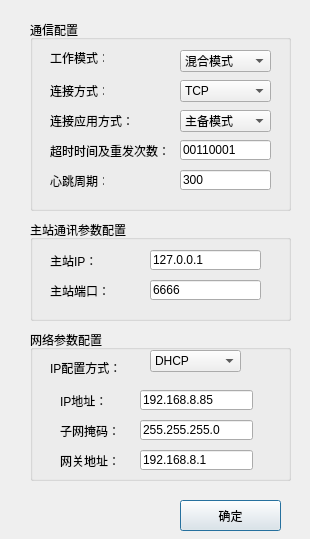
CLP0037/UtilizationDevTesting, file paramset_internet.ui: the form before one commit.
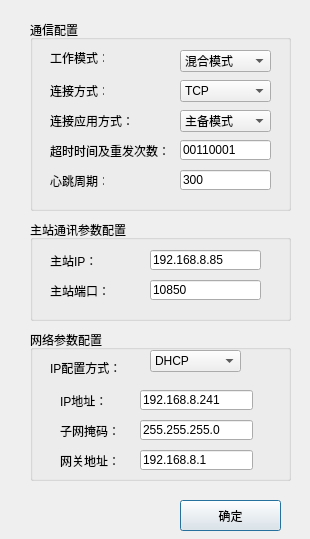
The form after the commit.

Diff of the .ui file:
```diff
--- a/paramset_internet.ui
+++ b/paramset_internet.ui
@@ -281,7 +281,7 @@
      </rect>
     </property>
     <property name="text">
-     <string>192.168.8.85</string>
+     <string>192.168.8.241</string>
     </property>
    </widget>
    <widget class="QLabel" name="label_12">
@@ -371,7 +371,7 @@
      </rect>
     </property>
     <property name="text">
-     <string>127.0.0.1</string>
+     <string>192.168.8.85</string>
     </property>
    </widget>
    <widget class="QLineEdit" name="lineEdit_sPort_server">
@@ -384,7 +384,7 @@
      </rect>
     </property>
     <property name="text">
-     <string>6666</string>
+     <string>10850</string>
     </property>
    </widget>
   </widget>
```
